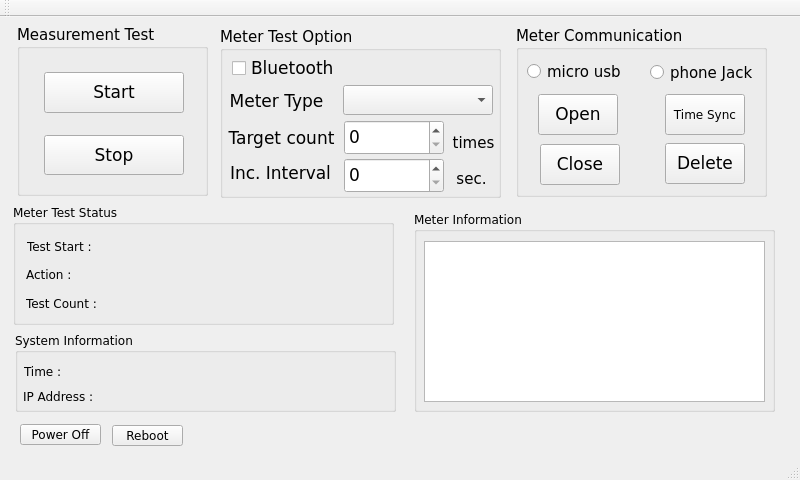
This is mainwindow.ui in shnomad/Battery-Test as Qt 5 draws it before an edit. The edited form follows.
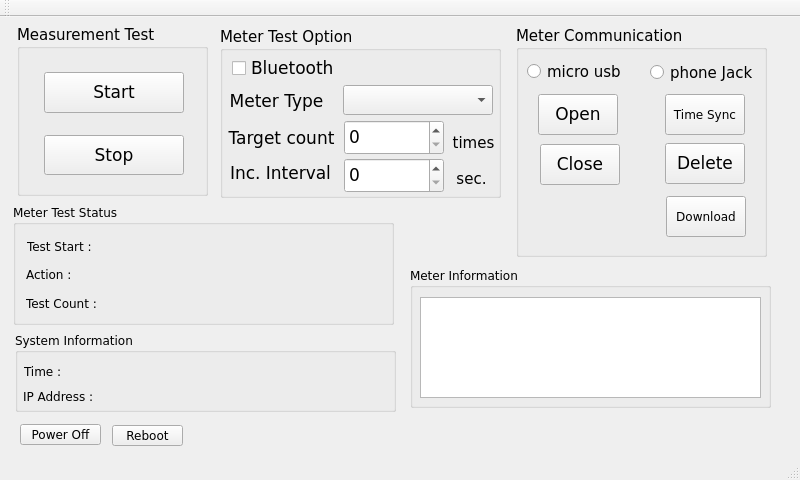
This is the edited form.

What changed in the file:
```diff
--- a/mainwindow.ui
+++ b/mainwindow.ui
@@ -349,10 +349,10 @@
    <widget class="QGroupBox" name="groupBox_4">
     <property name="geometry">
      <rect>
-      <x>414</x>
-      <y>194</y>
+      <x>410</x>
+      <y>250</y>
       <width>361</width>
-      <height>201</height>
+      <height>141</height>
      </rect>
     </property>
     <property name="title">
@@ -364,7 +364,7 @@
        <x>10</x>
        <y>30</y>
        <width>341</width>
-       <height>161</height>
+       <height>101</height>
       </rect>
      </property>
     </widget>
@@ -414,7 +414,7 @@
       <x>516</x>
       <y>9</y>
       <width>251</width>
-      <height>171</height>
+      <height>231</height>
      </rect>
     </property>
     <property name="font">
@@ -527,6 +527,24 @@
       <string>Time Sync</string>
      </property>
     </widget>
+    <widget class="QPushButton" name="download">
+     <property name="geometry">
+      <rect>
+       <x>150</x>
+       <y>170</y>
+       <width>80</width>
+       <height>41</height>
+      </rect>
+     </property>
+     <property name="font">
+      <font>
+       <pointsize>9</pointsize>
+      </font>
+     </property>
+     <property name="text">
+      <string>Download</string>
+     </property>
+    </widget>
    </widget>
    <widget class="QPushButton" name="reboot">
     <property name="geometry">
```
